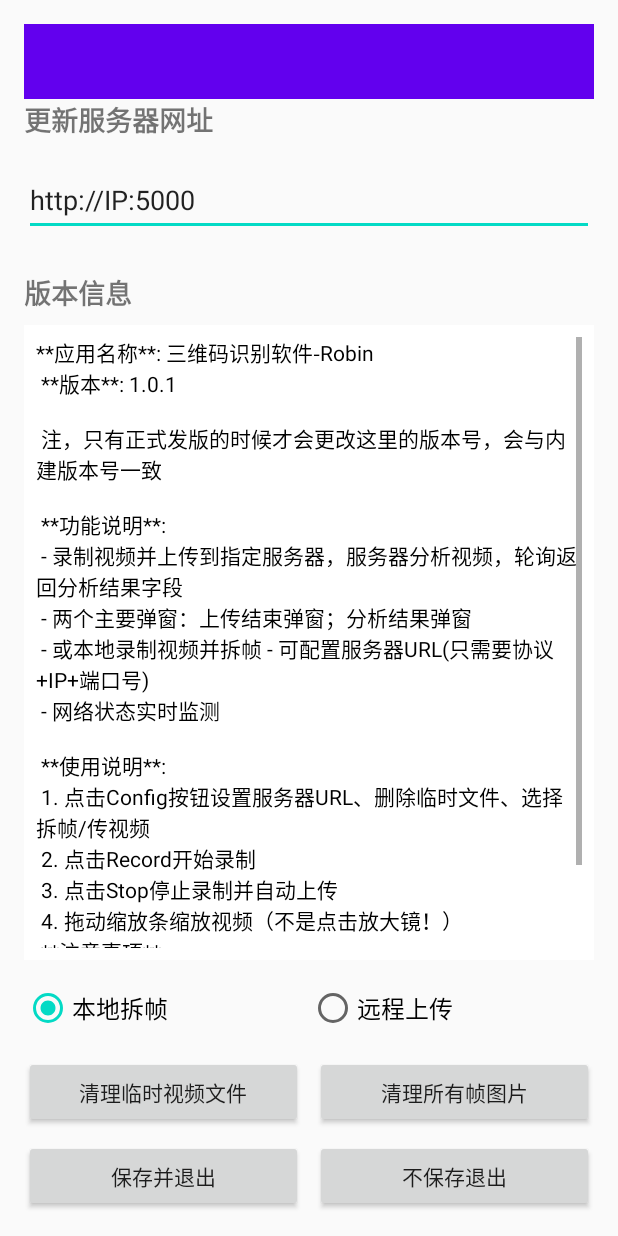
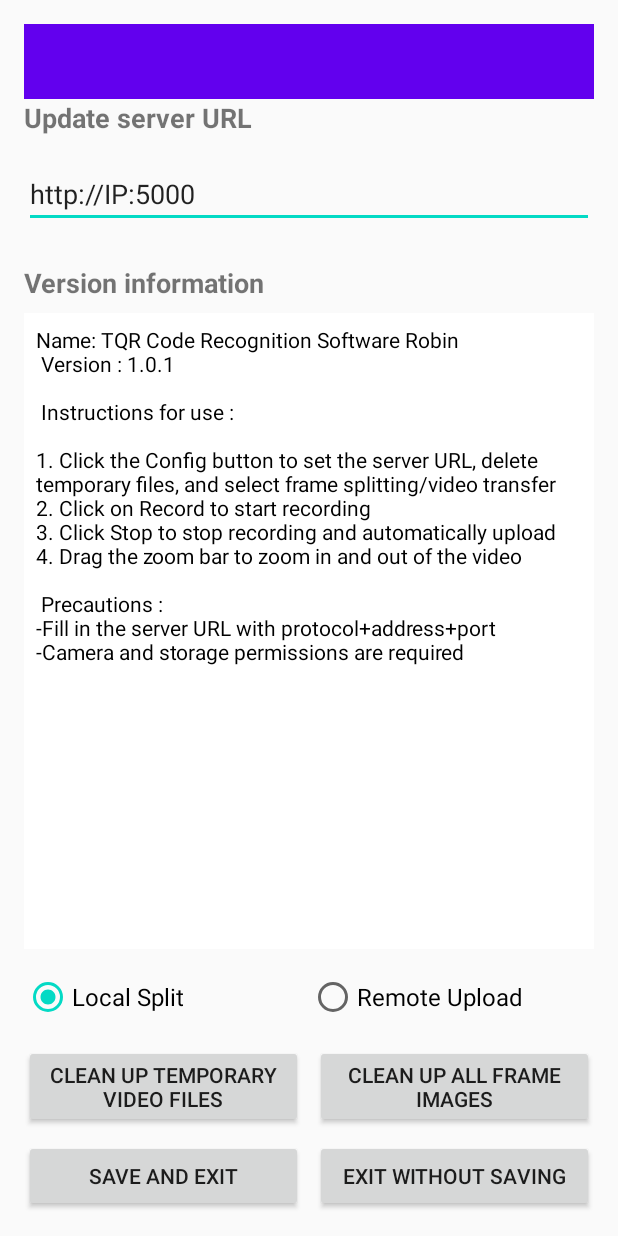
Before and after one commit to CloudYunLight/ColorCode-Andrioid, an Android app built with Jetpack Compose: the ConfigActivity screen opened directly, with no data from a screen before it, on a phone screen of 412 x 824 dp. Run offline under Robolectric (Android 15) with nearby library versions, the phone set to English and light mode, and no system bars.

Commit message:
v1.0.2，更改所有中文文案为英文

```diff
--- a/app/build.gradle.kts
+++ b/app/build.gradle.kts
@@ -11,8 +11,8 @@ android {
         applicationId = "com.cloudair754.sendvideos"
         minSdk = 26
         targetSdk = 35
-        versionCode = 2     // 2-v1.0.0 2-v1.0.1(2025/04/24)
-        versionName = "1.0.1"
+        versionCode = 2     // 2-v1.0.0 2-v1.0.2(2025/07/14)
+        versionName = "1.0.2"
 
         // Android 系统使用 versionCode 值来防止降级，
         //  方法是阻止用户安装 versionCode 低于设备上当前所安装版本的 APK。
--- a/app/src/main/java/com/cloudair754/sendvideos/ConfigActivity.kt
+++ b/app/src/main/java/com/cloudair754/sendvideos/ConfigActivity.kt
@@ -98,7 +98,7 @@ class ConfigActivity : AppCompatActivity() {
                     ).show()
                 }
             } catch (e: Exception) {
-                Log.e(TAG, "清理帧图片失败", e)
+                Log.e(TAG, "Cleaning frame image failed", e)
                 withContext(Dispatchers.Main) {
                     Toast.makeText(
                         this@ConfigActivity,
@@ -155,7 +155,7 @@ class ConfigActivity : AppCompatActivity() {
         try {
             resolver.delete(uri, selection, selectionArgs)
         } catch (e: Exception) {
-            Log.e(TAG, "从MediaStore删除失败", e)
+            Log.e(TAG, "Failed to delete from MediaStore", e)
         }
     }
 
@@ -185,7 +185,7 @@ class ConfigActivity : AppCompatActivity() {
                     Log.e(TAG, "权限不足", e)
                     0 to R.string.clean_permission_denied
                 } catch (e: Exception) {
-                    Log.e(TAG, "清理失败", e)
+                    Log.e(TAG, "Cleaning failed", e)
                     0 to R.string.clean_failed
                 }
             }
--- a/app/src/main/res/values/readme_strings.xml
+++ b/app/src/main/res/values/readme_strings.xml
@@ -2,27 +2,20 @@
 <resources>
     <string name="app_readme">
         <![CDATA[
-        **应用名称**: 三维码识别软件-Robin \n
-        **版本**: 1.0.1 \n\n
-        注，只有正式发版的时候才会更改这里的版本号，会与内建版本号一致 \n\n
-        **功能说明**:\n
-        - 录制视频并上传到指定服务器，服务器分析视频，轮询返回分析结果字段\n
-        - 两个主要弹窗：上传结束弹窗；分析结果弹窗\n
-        - 或本地录制视频并拆帧
-        - 可配置服务器URL(只需要协议+IP+端口号)\n
-        - 网络状态实时监测\n
+        Name: TQR Code Recognition Software Robin
         \n
-        **使用说明**:\n
-        1. 点击Config按钮设置服务器URL、删除临时文件、选择拆帧/传视频\n
-        2. 点击Record开始录制\n
-        3. 点击Stop停止录制并自动上传\n
-        4. 拖动缩放条缩放视频（不是点击放大镜！）
-        \n
-        **注意事项**:\n
-        - 确保网络连接正常\n
-        - 服务器URL填入“协议+地址+端口”即可\n
-        - 需要相机和存储权限
+        Version : 1.0.1 \n\n
 
+
+        Instructions for use : \n
+        \n1. Click the Config button to set the server URL, delete temporary files, and select frame splitting/video transfer
+        \n2. Click on Record to start recording
+        \n3. Click Stop to stop recording and automatically upload
+        \n4. Drag the zoom bar to zoom in and out of the video
+        \n\n
+        Precautions :
+        \n-Fill in the server URL with "protocol+address+port"
+        \n-Camera and storage permissions are required
         ]]>
     </string>
 </resources>
--- a/app/src/main/res/values/strings.xml
+++ b/app/src/main/res/values/strings.xml
@@ -1,37 +1,42 @@
 <resources>
-    <string name="app_name">三维码识别</string>
-    <string name="upload_server_url_config">更新服务器网址</string>
-    <string name="enter_upload_url_config">输入新网址</string>
-    <string name="version_info_config_placeholder">版本信息</string>
-    <string name="save_config">保存并退出</string>
-    <string name="back_config">不保存退出</string>
+    <string name="app_name">TQRcode</string>
+    <string name="upload_server_url_config">Update server URL</string>
+    <string name="enter_upload_url_config">Enter new website address</string>
+    <string name="version_info_config_placeholder">Version information</string>
+    <string name="save_config">save and exit</string>
+    <string name="back_config">exit without saving</string>
 
-    <string name="clean_files">清理临时视频文件</string>
-    <string name="clean_success">已清理 %d 个文件</string>
-    <string name="clean_failed">清理失败</string>
-    <string name="no_files">没有可清理的文件</string>
-    <string name="clean_permission_denied">权限不足，无法清理文件</string>
+    <string name="clean_files">Clean up temporary video files</string>
+    <string name="clean_success">Cleaned %d files</string>
+    <string name="clean_failed">Cleaning failed</string>
+    <string name="no_files">No files for cleaning</string>
+    <string name="clean_permission_denied">Insufficient permissions to clean files</string>
 
-    <string name="clean_frames">清理所有帧图片</string>
-    <string name="confirm_clean_frames">确定要删除所有生成的帧图片吗？</string>
-    <string name="frames_clean_success">已删除%d个帧图片</string>
-    <string name="no_frames_found">未找到可删除的帧图片</string>
+    <string name="clean_frames">Clean up all frame images</string>
+    <string name="confirm_clean_frames">Sure delete all generated frame images?</string>
+    <string name="frames_clean_success">%d frames of images deleted</string>
+        <string name="no_frames_found">No frame images found for deletion</string>
 
-    <string name="confirm_clean_frames_title"><![CDATA[确认删除所有帧图片？]]></string>
+    <string name="confirm_clean_frames_title"><![CDATA[Are you sure to delete all frame images?]]></string>
     <string name="confirm_clean_frames_message">
-        <![CDATA[<font color="#FF0000">警告：此操作将永久删除所有生成的帧图片，且无法恢复！</font>]]>
+        <![CDATA[<font color="#FF0000">Warning: This operation will permanently delete all generated frame images and cannot be restored!</font>]]>
     </string>
-    <string name="confirm_delete_button"><![CDATA[<font color="#FF0000">我已知悉，永久删除</font>]]></string>
+    <string name="confirm_delete_button"><![CDATA[<font color="#FF0000">DELETE PERMANENTLY</font>]]></string>
 
-    <string name="Btn_record">开始录制</string>
-    <string name="Btn_stop">结束录制</string>
-    <string name="Btn_config">配置</string>
+    <string name="Btn_record">Rec. Begin</string>
+    <string name="Btn_stop">Rec. End</string>
+    <string name="Btn_config">Config</string>
 
-    <string name="ProgressDialogTitle">"正在导出帧图片"</string>
-    <string name="ProgressDialogContext">"请稍候，正在处理视频帧...\n\n!耗时大概为 2.5倍 视频时长!"</string>
+    <string name="ProgressDialogTitle">"Exporting frame images"</string>
+    <string name="ProgressDialogContext">"Please wait, processing video frames ..\n\n! It takes about 2.5 times the video duration!"</string>
 
-    <string name="local_frames_mode">本地拆帧</string>
-    <string name="remote_upload_mode">远程上传</string>
+    <string name="local_frames_mode">Local Split</string>
+    <string name="remote_upload_mode">Remote Upload</string>
+
+    <string name="NetworkDetect_ServerUrlUnset">ServerUrl Unsetted</string>
+    <string name="NetworkDetect_ConnectionFailed">Connection failed</string>
+    <string name="NetworkDetect_ServerException">ServerException</string>
+
 
 
 </resources>
```
Also changed, not shown: app/src/main/java/com/cloudair754/sendvideos/NetworkStatusChecker.kt (+12 -7 lines), app/src/main/java/com/cloudair754/sendvideos/VideoRecorder.kt (+5 -5 lines), app/src/main/java/com/cloudair754/sendvideos/VideoUploader.kt (+17 -17 lines), 2 other files.
